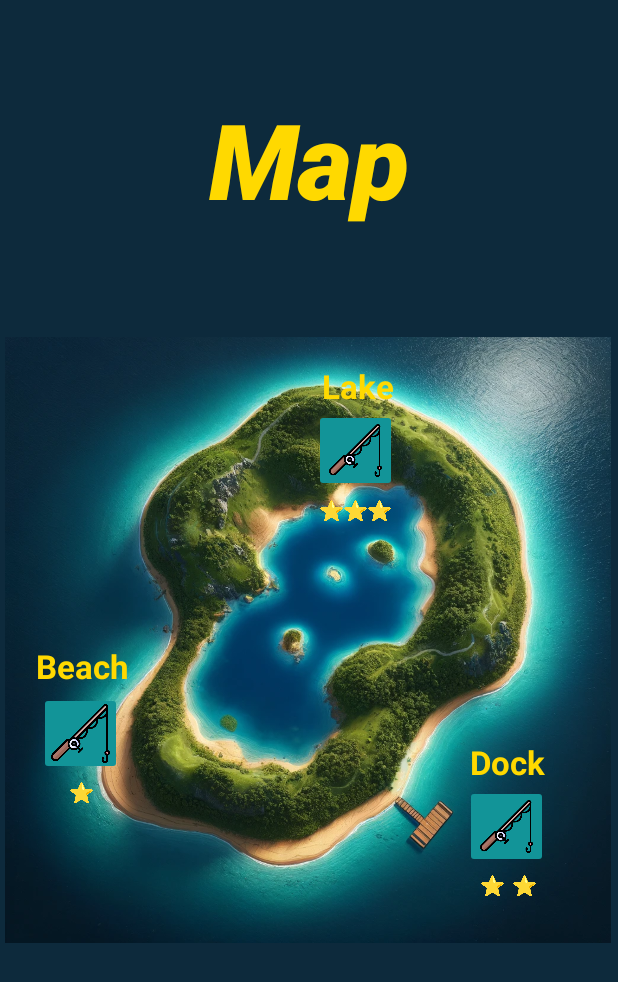
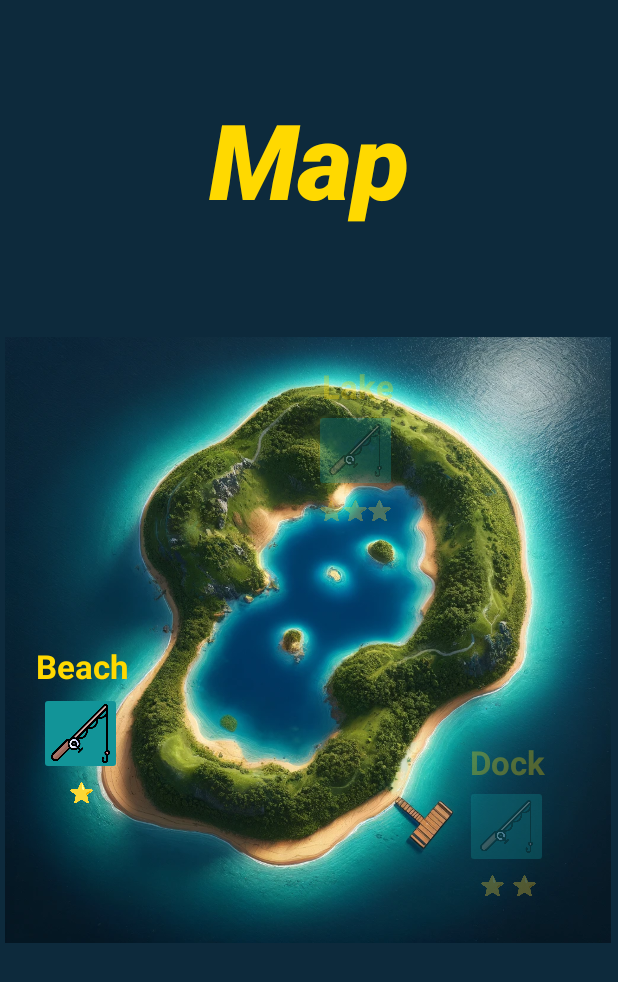
Before and after one commit to Whizma/GOFISH, an Android app: the Map screen opened directly, with no data from a screen before it, on a phone screen of 412 x 824 dp. Shown: the top 982 px of the screen. Run offline under Robolectric (Android 15) with nearby library versions, the light colour scheme and no system bars.

Commit message:
progression works

```diff
--- a/app/src/main/java/com/example/gofish/Map.java
+++ b/app/src/main/java/com/example/gofish/Map.java
@@ -1,22 +1,38 @@
 package com.example.gofish;
 
 import androidx.appcompat.app.AppCompatActivity;
+import androidx.localbroadcastmanager.content.LocalBroadcastManager;
 
 import android.app.AlertDialog;
+import android.content.BroadcastReceiver;
+import android.content.Context;
 import android.content.DialogInterface;
 import android.content.Intent;
+import android.content.IntentFilter;
 import android.os.Bundle;
 import android.view.View;
 import android.widget.ImageButton;
 import android.widget.ImageView;
 import android.widget.TextView;
 
-public class Map extends AppCompatActivity implements StateChangeListener {
+public class Map extends AppCompatActivity {
     private ImageView fishMapImage;
 
     private ImageButton beachButton;
     private ImageButton dockButton;
     private ImageButton lakeButton;
+
+
+    private ImageView dockStar1;
+    private ImageView dockStar2;
+    private ImageView lakeStar1;
+    private ImageView lakeStar2;
+    private ImageView lakeStar3;
+    private TextView dockText;
+    private TextView lakeText;
+
+
+
 
     private String beachInfo;
     private String dockInfo;
@@ -28,6 +44,40 @@
 
     public boolean[] currentState = {true, false, false};
 
+    protected void onResume() {
+        super.onResume();
+        MyBroadcastReceiver localBroadcastReceiver = new MyBroadcastReceiver();
+        IntentFilter intentFilter = new IntentFilter("locationUnlocked");
+        LocalBroadcastManager.getInstance(this).registerReceiver(localBroadcastReceiver, intentFilter);
+    }
+    public class MyBroadcastReceiver extends BroadcastReceiver {
+        @Override
+        public void onReceive(Context context, Intent intent) {
+            Bundle extras = intent.getExtras();
+            currentState = (boolean[]) extras.get("currentState");
+            for (int i = 0; i < currentState.length; i++) {
+                if (currentState[i] && i == 1) {
+                    dockButton.setClickable(true);
+                    dockButton.setAlpha(1.0f);
+                    dockStar1.setAlpha(1.0f);
+                    dockStar2.setAlpha(1.0f);
+                    dockText.setAlpha(1.0f);
+                    dockButton.setOnClickListener(new OnLocationClickListener("Dock", dockInfo, R.drawable.dock_popup2));
+                }
+                if (currentState[i] && i == 2) {
+                    lakeButton.setClickable(true);
+                    lakeButton.setAlpha(1.0f);
+                    lakeStar1.setAlpha(1.0f);
+                    lakeStar2.setAlpha(1.0f);
+                    lakeStar3.setAlpha(1.0f);
+                    lakeText.setAlpha(1.0f);
+                    lakeButton.setOnClickListener(new OnLocationClickListener("Lake", lakeInfo, R.drawable.lake_popup));
+                }
+            }
+        }
+    }
+
+
     @Override
     protected void onCreate(Bundle savedInstanceState) {
         super.onCreate(savedInstanceState);
@@ -36,18 +86,38 @@
         beachButton = (ImageButton) findViewById(R.id.beach);
         dockButton = (ImageButton) findViewById(R.id.dock);
         lakeButton = (ImageButton) findViewById(R.id.lake);
+
+        dockStar1 = (ImageView) findViewById(R.id.dock_star1);
+        dockStar2 = (ImageView) findViewById(R.id.dock_star2);
+
+        lakeStar1 = (ImageView) findViewById(R.id.lake_star1);
+        lakeStar2 = (ImageView) findViewById(R.id.lake_star2);
+        lakeStar3 = (ImageView) findViewById(R.id.lake_star3);
+
+        dockText = (TextView) findViewById(R.id.dockText);
+        lakeText = (TextView) findViewById(R.id.lakeText);
+
+
+        dockButton.setOnClickListener(null);
+        dockButton.setClickable(false);
+        dockStar1.setAlpha(0.3f);
+        dockStar2.setAlpha(0.3f);
+        dockButton.setAlpha(0.3f);
+        dockText.setAlpha(0.3f);
+
+        lakeButton.setOnClickListener(null);
+        lakeButton.setClickable(false);
+        lakeStar1.setAlpha(0.3f);
+        lakeStar2.setAlpha(0.3f);
+        lakeStar3.setAlpha(0.3f);
+        lakeButton.setAlpha(0.3f);
+        lakeText.setAlpha(0.3f);
+
         beachInfo = "The beach is a great starting point for catching your first fish, the friendly Perch";
         dockInfo = "Continue your fishing journey at the dock, and try to catch the elusive Brown Trout";
         lakeInfo = "Let any fish who meets your gaze learn the true meaning of fear; for you are the harbinger of death. The bane of creatures sub-aqueous, your rod is true and unwavering as you cast into the aquatic abyss. You, scorned by this uncaring Earth, finds solace in the sea. Your only friend, the worm upon your hook. Wriggling, writhing, struggling to surmount the mortal pointlessness that permeates this barren world. You are alone. You are empty. And yet, You fish. Beware of the lake, and beware of the ole mighty GammelGäddan";
 
         beachButton.setOnClickListener(new OnLocationClickListener("Beach", beachInfo, R.drawable.beach_popup2));
-        dockButton.setOnClickListener(new OnLocationClickListener("Dock", dockInfo, R.drawable.dock_popup2));
-        lakeButton.setOnClickListener(new OnLocationClickListener("Lake", lakeInfo, R.drawable.lake_popup));
-    }
-
-    @Override
-    public void onStateChange(int index) {
-        currentState[index] = true;
     }
 
     final Map map = this;
--- a/app/src/main/res/layout/map.xml
+++ b/app/src/main/res/layout/map.xml
@@ -37,6 +37,7 @@
         app:layout_constraintVertical_bias="0.547" />
 
     <TextView
+        android:id="@+id/dockText"
         android:layout_width="wrap_content"
         android:layout_height="wrap_content"
         android:gravity="center"
@@ -108,6 +109,7 @@
         app:layout_constraintVertical_bias="0.54" />
 
     <TextView
+        android:id="@+id/lakeText"
         android:layout_width="wrap_content"
         android:layout_height="wrap_content"
         android:gravity="center"
```
Also changed, not shown: app/src/main/java/com/example/gofish/FishingGame.java (+8 -0 lines).
